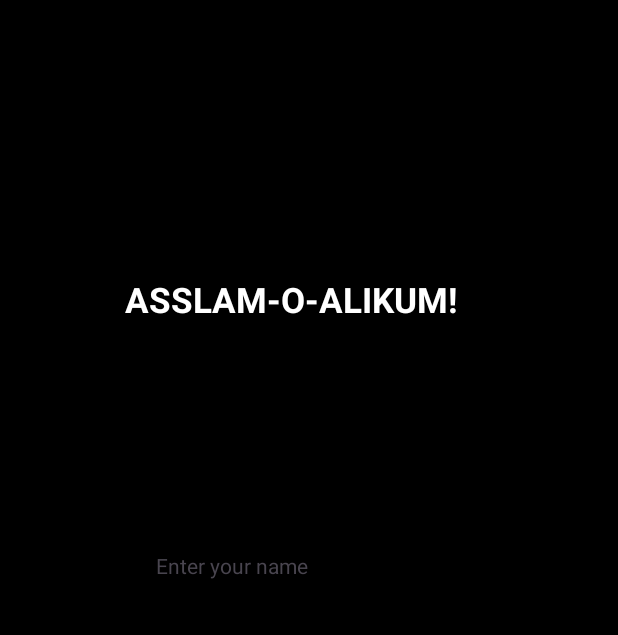
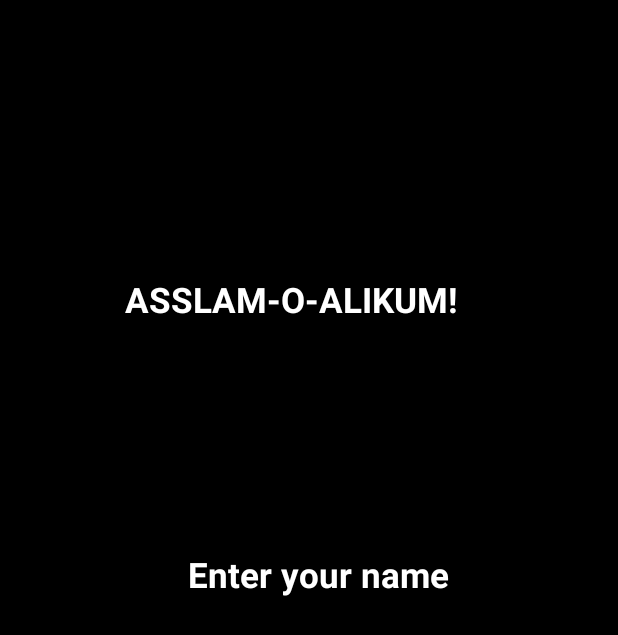
Before and after one commit to ANEESAHMAD12/test, an Android app: the screen it shows after launch (MainActivity), on a phone screen of 412 x 824 dp. Shown: the top 635 px of the screen. Run offline under Robolectric (Android 15) with nearby library versions, the phone set to English and light mode, and no system bars.

Commit message:
design of second textview changed

```diff
--- a/app/src/main/res/layout/activity_main.xml
+++ b/app/src/main/res/layout/activity_main.xml
@@ -27,10 +27,13 @@
 
     <TextView
         android:id="@+id/textView"
-        android:layout_width="214dp"
-        android:layout_height="75dp"
+        android:layout_width="wrap_content"
+        android:layout_height="wrap_content"
         android:layout_marginTop="152dp"
         android:text="Enter your name"
+        android:textColor="@color/white"
+        android:textStyle="bold"
+        android:textSize="23sp"
         app:layout_constraintBottom_toBottomOf="parent"
         app:layout_constraintEnd_toEndOf="parent"
         app:layout_constraintHorizontal_bias="0.526"
```
